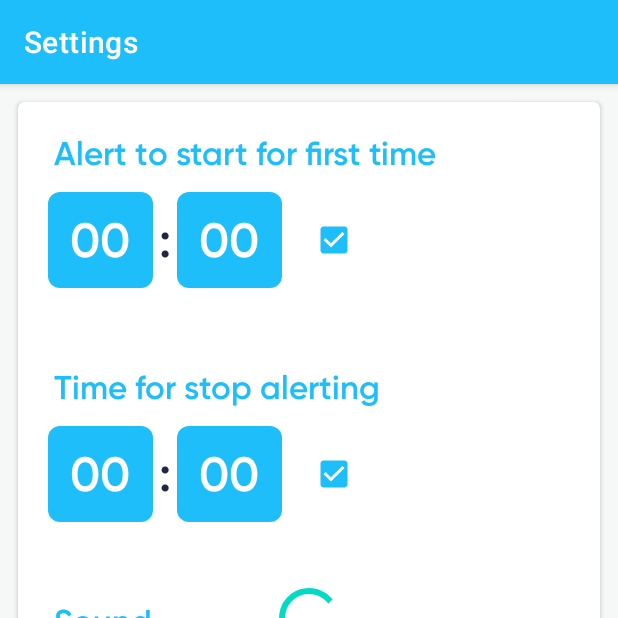
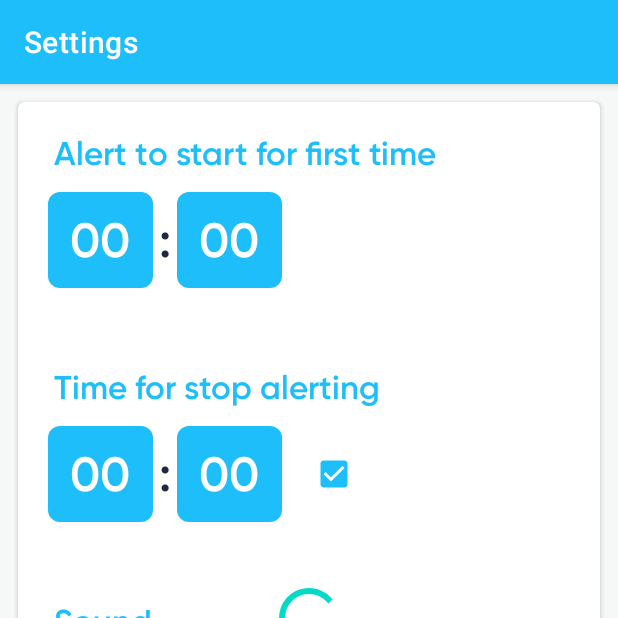
Before and after one commit to sshiae/AlertOfEvents, an Android app: the SettingsFragment screen opened through its navigation route, on a phone screen of 412 x 824 dp, the top half of it. Run offline under Robolectric (Android 15) with nearby library versions, the phone set to English and light mode, and no system bars; our stand-ins replace Dagger/Hilt's generated code, navigation-ui; libraries missing offline, so code that uses them is left out: com.github.ihermandev.formatwatcher; plain views replace SpinKitView; 12 statements that could not run were skipped.

Commit message:
Рефакторинг кода

```diff
--- a/app/src/main/java/com/example/alertofevents/data/cache/AlertOfEventsCacheRepositoryImpl.kt
+++ b/app/src/main/java/com/example/alertofevents/data/cache/AlertOfEventsCacheRepositoryImpl.kt
@@ -24,7 +24,6 @@ class AlertOfEventsCacheRepositoryImpl @Inject constructor(
         val mappedSettings: CacheSettings = settings.toEntity()
         dataStore.edit { prefs ->
             prefs[FIRST_TIME_TO_START_KEY] = mappedSettings.firstTimeToStart
-            prefs[FIRST_TIME_TO_START_ENABLED_KEY] = mappedSettings.firstTimeToStartEnabled
             prefs[TIME_FOR_STOP_ALERTING_KEY] = mappedSettings.timeForStopAlerting
             prefs[TIME_FOR_STOP_ALERTING_ENABLED_KEY] = mappedSettings.timeForStopAlertingEnabled
             prefs[SOUND_NAME_KEY] = mappedSettings.soundName
@@ -36,8 +35,6 @@ class AlertOfEventsCacheRepositoryImpl @Inject constructor(
             CacheSettings(
                 firstTimeToStart =
                     it[FIRST_TIME_TO_START_KEY] ?: DEFAULT_FIRST_TIME_TO_START,
-                firstTimeToStartEnabled =
-                    it[FIRST_TIME_TO_START_ENABLED_KEY] ?: false,
                 timeForStopAlerting =
                     it[TIME_FOR_STOP_ALERTING_KEY] ?: DEFAULT_TIME_FOR_STOP_ALERTING,
                 timeForStopAlertingEnabled =
@@ -64,8 +61,6 @@ class AlertOfEventsCacheRepositoryImpl @Inject constructor(
     companion object {
         private val FIRST_TIME_TO_START_KEY =
             stringPreferencesKey("FIRST_TIME_TO_START_KEY")
-        private val FIRST_TIME_TO_START_ENABLED_KEY =
-            booleanPreferencesKey("FIRST_TIME_TO_START_ENABLED_KEY")
         private val TIME_FOR_STOP_ALERTING_KEY =
             stringPreferencesKey("TIME_FOR_STOP_ALERTING_KEY")
         private val TIME_FOR_STOP_ALERTING_ENABLED_KEY =
--- a/app/src/main/java/com/example/alertofevents/data/cache/entity/CacheSettings.kt
+++ b/app/src/main/java/com/example/alertofevents/data/cache/entity/CacheSettings.kt
@@ -5,7 +5,6 @@ package com.example.alertofevents.data.cache.entity
  */
 data class CacheSettings(
     val firstTimeToStart: String,
-    val firstTimeToStartEnabled: Boolean,
     val timeForStopAlerting: String,
     val timeForStopAlertingEnabled: Boolean,
     val soundName: String
--- a/app/src/main/java/com/example/alertofevents/data/cache/mapper/AlertOfEventsCacheMapper.kt
+++ b/app/src/main/java/com/example/alertofevents/data/cache/mapper/AlertOfEventsCacheMapper.kt
@@ -7,7 +7,6 @@ import java.time.LocalTime
 fun Settings.toEntity(): CacheSettings {
     return CacheSettings(
         firstTimeToStart = firstTimeToStart.toString(),
-        firstTimeToStartEnabled = firstTimeToStartEnabled,
         timeForStopAlerting = timeForStopAlerting.toString(),
         timeForStopAlertingEnabled = timeForStopAlertingEnabled,
         soundName = soundName
@@ -17,7 +16,6 @@ fun Settings.toEntity(): CacheSettings {
 fun CacheSettings.toModel(): Settings {
     return Settings(
         firstTimeToStart = LocalTime.parse(firstTimeToStart),
-        firstTimeToStartEnabled = firstTimeToStartEnabled,
         timeForStopAlerting = LocalTime.parse(timeForStopAlerting),
         timeForStopAlertingEnabled = timeForStopAlertingEnabled,
         soundName = soundName
--- a/app/src/main/java/com/example/alertofevents/domain/model/Settings.kt
+++ b/app/src/main/java/com/example/alertofevents/domain/model/Settings.kt
@@ -7,7 +7,6 @@ import java.time.LocalTime
  */
 data class Settings(
     val firstTimeToStart: LocalTime,
-    val firstTimeToStartEnabled: Boolean,
     val timeForStopAlerting: LocalTime,
     val timeForStopAlertingEnabled: Boolean,
     val soundName: String
--- a/app/src/main/java/com/example/alertofevents/ui/main/NotificationWorker.kt
+++ b/app/src/main/java/com/example/alertofevents/ui/main/NotificationWorker.kt
@@ -31,7 +31,7 @@ class NotificationWorker @AssistedInject constructor(
     override suspend fun doWork(): Result {
         val settings: Settings = interactor.getSettings()
         val currentDate = LocalDate.now()
-        val startDate = currentDate.atTime(settings.firstTimeToStart)
+        val startDate = currentDate.atTime(settings.firstTimeToStart).minusMinutes(INACCURACY_MINUTES)
         val endDate = startDate.plusMinutes(INACCURACY_MINUTES)
         val foundEvent =  interactor.getEventByBetween(startDate, endDate)
         if (foundEvent != null && foundEvent.remindMe) {
--- a/app/src/main/res/layout/settings_fragment.xml
+++ b/app/src/main/res/layout/settings_fragment.xml
@@ -79,14 +79,6 @@
                                 android:background="@drawable/edit_text_background"
                                 android:padding="@dimen/smallPadding"
                                 android:text="@string/defaultTimeText" />
-
-                            <CheckBox
-                                android:id="@+id/cbAlertBeforeFirstTime"
-                                android:layout_width="70dp"
-                                android:layout_height="match_parent"
-                                app:buttonTint="@color/colorAccent"
-                                android:padding="@dimen/smallPadding"
-                                android:checked="true"/>
 
                         </LinearLayout>
 
```
Also changed, not shown: app/src/main/java/com/example/alertofevents/ui/notification/NotificationActivity.kt (+26 -0 lines), app/src/main/java/com/example/alertofevents/ui/settings/SettingsFragment.kt (+13 -14 lines).
